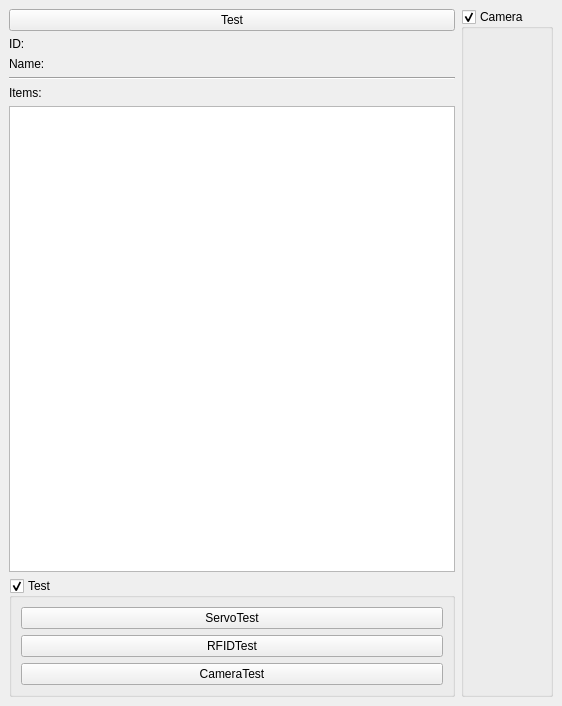
Qt form mainwindow.ui (wh201906/Pharmacy_Robot) before a commit.
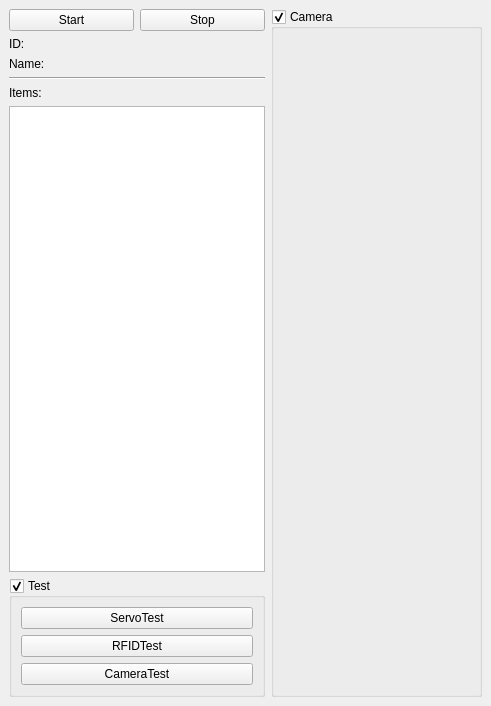
The same form after that commit.

Diff of the .ui file:
```diff
--- a/mainwindow.ui
+++ b/mainwindow.ui
@@ -6,7 +6,7 @@
    <rect>
     <x>0</x>
     <y>0</y>
-    <width>562</width>
+    <width>491</width>
     <height>706</height>
    </rect>
   </property>
@@ -18,11 +18,22 @@
     <item>
      <layout class="QVBoxLayout" name="verticalLayout_3">
       <item>
-       <widget class="QPushButton" name="testButton">
-        <property name="text">
-         <string>Test</string>
-        </property>
-       </widget>
+       <layout class="QHBoxLayout" name="horizontalLayout">
+        <item>
+         <widget class="QPushButton" name="startButton">
+          <property name="text">
+           <string>Start</string>
+          </property>
+         </widget>
+        </item>
+        <item>
+         <widget class="QPushButton" name="stopButton">
+          <property name="text">
+           <string>Stop</string>
+          </property>
+         </widget>
+        </item>
+       </layout>
       </item>
       <item>
        <widget class="QLabel" name="idLabel">
@@ -53,7 +64,14 @@
        </widget>
       </item>
       <item>
-       <widget class="QListWidget" name="drugListWidget"/>
+       <widget class="QListWidget" name="drugListWidget">
+        <property name="sizePolicy">
+         <sizepolicy hsizetype="Preferred" vsizetype="Expanding">
+          <horstretch>0</horstretch>
+          <verstretch>0</verstretch>
+         </sizepolicy>
+        </property>
+       </widget>
       </item>
       <item>
        <widget class="QGroupBox" name="testGroupBox">
@@ -101,6 +119,12 @@
       <layout class="QVBoxLayout" name="verticalLayout">
        <item>
         <widget class="QLabel" name="cameraLabel">
+         <property name="sizePolicy">
+          <sizepolicy hsizetype="Expanding" vsizetype="Preferred">
+           <horstretch>0</horstretch>
+           <verstretch>0</verstretch>
+          </sizepolicy>
+         </property>
          <property name="text">
           <string/>
          </property>
@@ -115,7 +139,7 @@
           </sizepolicy>
          </property>
          <property name="text">
-          <string> </string>
+          <string/>
          </property>
         </widget>
        </item>
```
Left out of the diff: 2 changed lines with no effect on the pictures.
